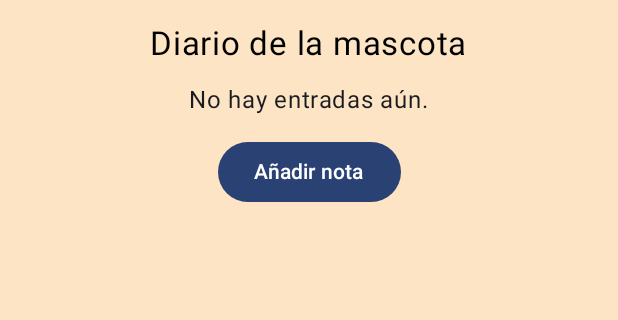
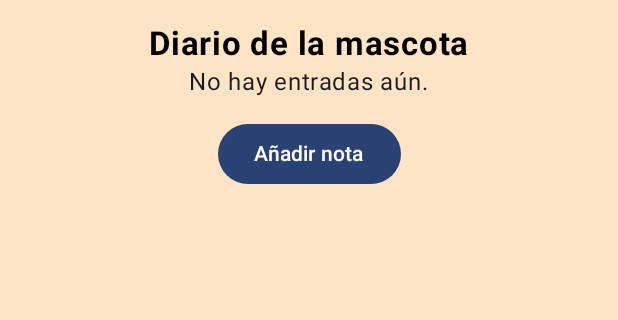
Before and after one commit to hugovidal04/PetsApp, an Android app built with Jetpack Compose: the DiaryScreen screen opened through its navigation route, on a phone screen of 412 x 824 dp, the part 96-416 px from its top. Run offline under Robolectric (Android 15) with nearby library versions, the phone set to English and light mode, and no system bars; our stand-ins replace Firebase (no records; nobody signed in at launch, a user with empty details on screens opened directly).

Commit message:
Añade grosor al título de diario

```diff
--- a/app/src/main/java/com/example/petsapp/presentation/diary/DiaryScreen.kt
+++ b/app/src/main/java/com/example/petsapp/presentation/diary/DiaryScreen.kt
@@ -19,6 +19,7 @@ import androidx.compose.runtime.remember
 import androidx.compose.runtime.setValue
 import androidx.compose.ui.Alignment
 import androidx.compose.ui.Modifier
+import androidx.compose.ui.text.font.FontWeight
 import androidx.compose.ui.unit.dp
 import androidx.compose.ui.unit.sp
 import androidx.lifecycle.viewmodel.compose.viewModel
@@ -53,7 +54,7 @@ fun DiaryScreen(
                 "Diario de la mascota",
                 color = ColorTexto,
                 fontSize = 22.sp,
-                modifier = Modifier.padding(bottom = 12.dp)
+                fontWeight = FontWeight.Bold
             )
 
             if (diaryEntries.isEmpty()) {
```
